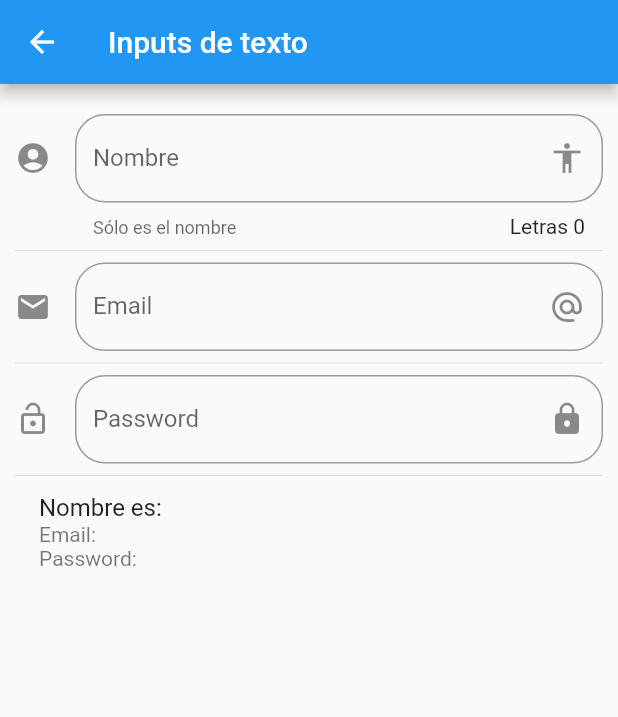
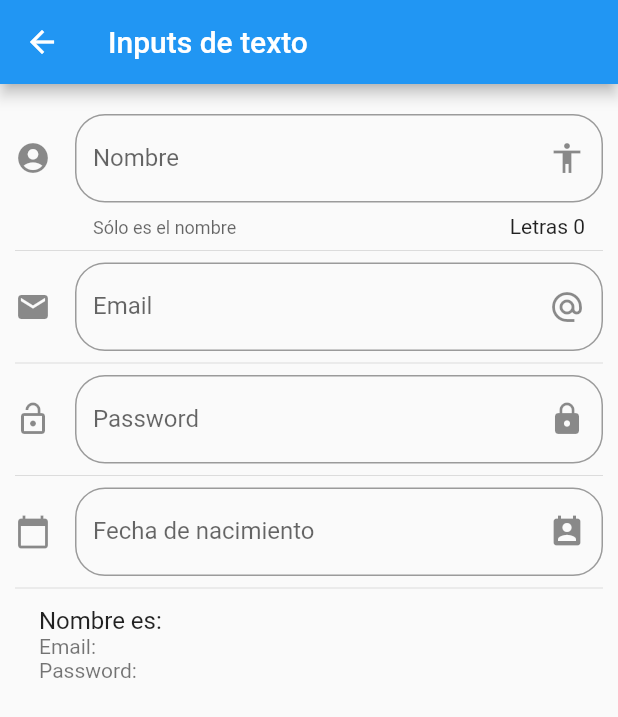
Before and after one commit to aizaguirreteb/flutter-course-components, a Flutter app: the screen it shows after launch, after a tap on "Inputs", on a phone screen of 412 x 824 dp. Shown: the top 717 px of the screen. Run offline on Flutter 3.47's test engine with Material 2 defaults, Android fonts, the phone set to English and light mode, and no system bars; network calls fail.

```diff
--- a/lib/main.dart
+++ b/lib/main.dart
@@ -1,4 +1,5 @@
 import 'package:flutter/material.dart';
+import 'package:flutter_localizations/flutter_localizations.dart';
 
 import 'package:componentes/src/pages/alert_page.dart';
 import 'package:componentes/src/routes/routes.dart';
@@ -11,6 +12,15 @@ class MyApp extends StatelessWidget {
   Widget build(BuildContext context) {
     return MaterialApp(
       debugShowCheckedModeBanner: false,
+      localizationsDelegates: [
+        GlobalMaterialLocalizations.delegate,
+        GlobalWidgetsLocalizations.delegate,
+        GlobalCupertinoLocalizations.delegate,
+      ],
+      supportedLocales: [
+        const Locale('en', 'US'), // English
+        const Locale('es', 'ES'), // Spanish
+      ],
       title: 'Componentes APP',
       // home:  HomePage(),
       initialRoute: '/',
--- a/lib/src/pages/input_page.dart
+++ b/lib/src/pages/input_page.dart
@@ -10,6 +10,8 @@ class _InputPageState extends State<InputPage> {
   String _nombre = '';
   String _email  = '';
   String _password = '';
+  String _fecha = '';
+  TextEditingController _inputFieldDateController = new TextEditingController();
 
   @override
   Widget build(BuildContext context) {
@@ -25,6 +27,8 @@ class _InputPageState extends State<InputPage> {
           _crearEmail(),
           Divider(),
           _crearPassword(),
+          Divider(),
+          _crearFecha(context),
           Divider(),
           _crearPersona(),
         ],
@@ -107,4 +111,44 @@ class _InputPageState extends State<InputPage> {
       },
     );
   }
+
+  Widget _crearFecha(BuildContext context) {
+    return TextField(
+      enableInteractiveSelection: false,
+      controller: _inputFieldDateController,
+      decoration: InputDecoration(
+        border: OutlineInputBorder(
+          borderRadius: BorderRadius.circular(20.0),
+        ),
+        hintText: 'Fecha de nacimiento',
+        labelText: 'Fecha de nacimiento',
+        suffixIcon: Icon(Icons.perm_contact_calendar),
+        icon: Icon(Icons.calendar_today)
+      ),
+      onTap: () {
+
+        FocusScope.of(context).requestFocus(new FocusNode());
+        _selectDate(context);
+
+      },
+    );
+  }
+
+  _selectDate (BuildContext context) async {
+
+    DateTime picked = await showDatePicker(
+      context: context,
+      initialDate: new DateTime.now(),
+      firstDate: new DateTime(2020),
+      lastDate: new DateTime(2025),
+      locale: Locale('es', 'ES'),
+    );
+
+    if( picked != null){
+      setState(() {
+        _fecha = picked.toString();
+        _inputFieldDateController.text = _fecha;
+      });
+    }
+  }
 }
--- a/pubspec.yaml
+++ b/pubspec.yaml
@@ -18,6 +18,9 @@ environment:
 
 dependencies:
   flutter:
+    sdk: flutter
+
+  flutter_localizations:
     sdk: flutter
 
   # The following adds the Cupertino Icons font to your application.
```
Also changed, not shown: pubspec.lock.
